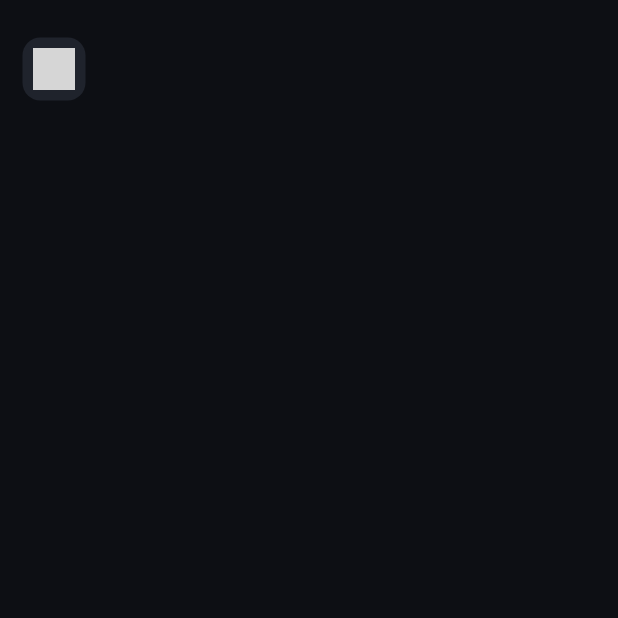
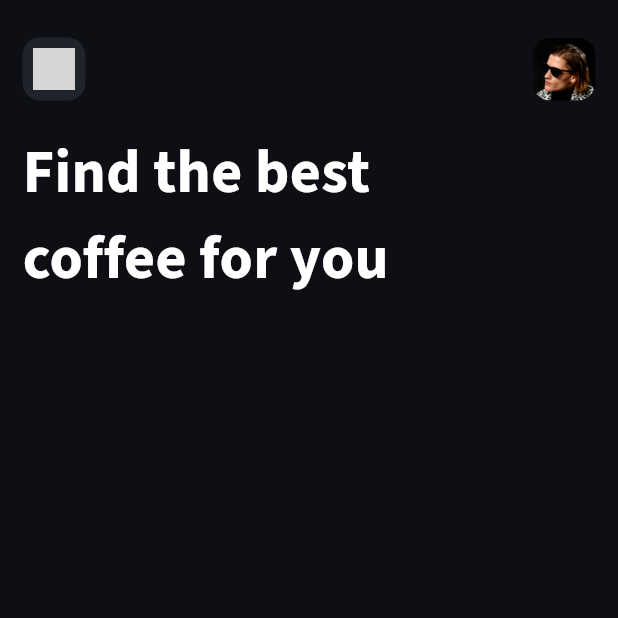
Before and after one commit to elidrocarburo/coffee_app_4sa, a Flutter app: the screen it shows after launch, on a phone screen of 412 x 824 dp, the top half of it. Run offline on Flutter 3.47's test engine with Material 3 defaults, Android fonts, the light colour scheme and no system bars; our stand-ins replace google_fonts; missing offline and left inert: iconify_flutter; grey boxes are pictures that could not be loaded.

Commit message:
added text 'find the best coffee for you' and upgrade google font dependency

```diff
--- a/lib/dashboard_page.dart
+++ b/lib/dashboard_page.dart
@@ -1,5 +1,6 @@
 import 'package:coffee_app_4sa/color_palette.dart';
 import 'package:flutter/material.dart';
+import 'package:google_fonts/google_fonts.dart';
 import 'package:iconify_flutter/iconify_flutter.dart';
 import 'package:iconify_flutter/icons/heroicons_solid.dart';
 
@@ -17,14 +18,15 @@ class _DashboardPageState extends State<DashboardPage> {
       backgroundColor: ColorPalette().scaffoldBg,
       body: SingleChildScrollView(
         child: Column(
+          crossAxisAlignment: CrossAxisAlignment.start,
           children: [
             Container(
               padding: EdgeInsets.fromLTRB(15.0, 25.0, 15.0, 5.0),
               child: Row(
+                mainAxisAlignment: MainAxisAlignment.spaceBetween,
                 children: [
                   GestureDetector(
                     onTap: () {
-
                     },
                     child: Container(
                       padding: EdgeInsets.all(7.0),
@@ -36,9 +38,33 @@ class _DashboardPageState extends State<DashboardPage> {
                       ),
                       child: Iconify(HeroiconsSolid.view_grid, size: 12.0, color: Color(0xFF4D4F52)),
                     ),
-                  )
+                  ),
+                  GestureDetector(
+                    onTap: () {
+                    },
+                    child: Container(
+                      padding: EdgeInsets.all(7.0),
+                      height: 42.0,
+                      width: 42.0,
+                      decoration: BoxDecoration(
+                        image: DecorationImage(image: AssetImage('assets/images/model.png'),
+                        fit: BoxFit.cover),
+                        borderRadius: BorderRadius.circular(12.0),
+                      ),
+                    ),
+                  ),
                 ],
               ),
+            ),
+            Container(
+              padding: EdgeInsets.only(left: 15.0, top: 15.0),
+              width: (MediaQuery.of(context).size.width / 3) * 2 + 25.0,
+              child: Text('Find the best coffee for you',
+              style: GoogleFonts.sourceSansPro(
+                fontWeight: FontWeight.bold,
+                color: Colors.white,
+                fontSize: 40.0
+              )),
             )
           ],
         ),
--- a/pubspec.yaml
+++ b/pubspec.yaml
@@ -30,7 +30,7 @@ environment:
 dependencies:
   flutter:
     sdk: flutter
-  google_fonts: ^3.0.1
+  google_fonts: ^4.0.3
   colorful_iconify_flutter: ^0.0.2
   iconify_flutter: ^0.0.4
   flutter_rating_stars: ^1.0.3+4
```
Also changed, not shown: pubspec.lock.
